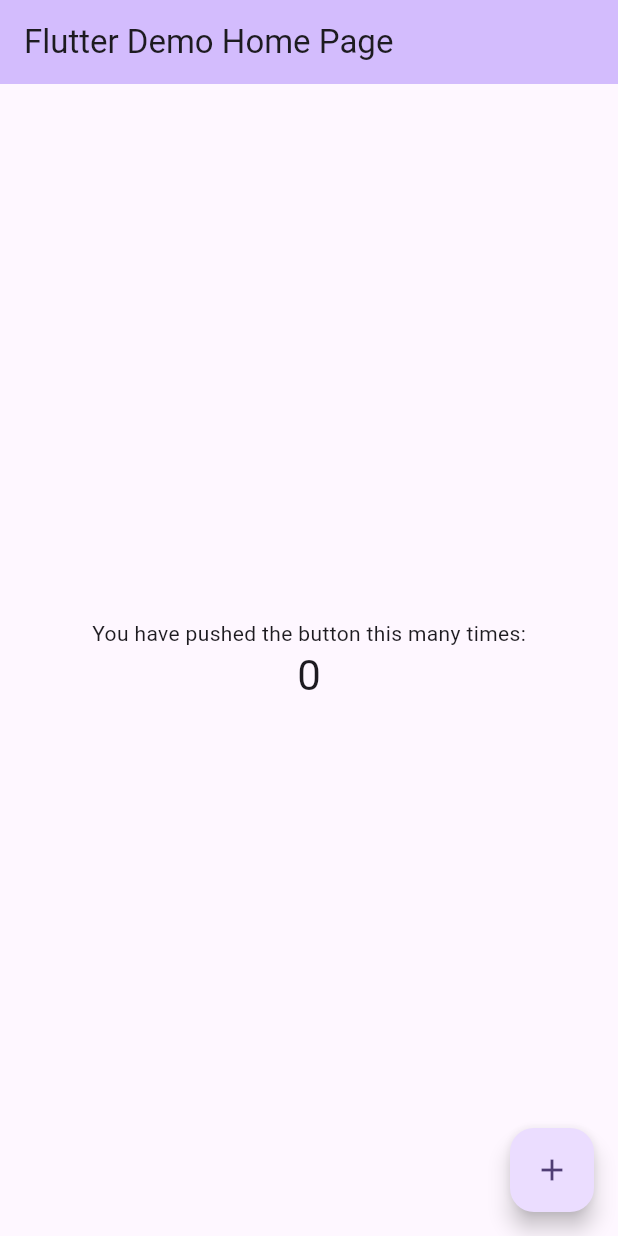
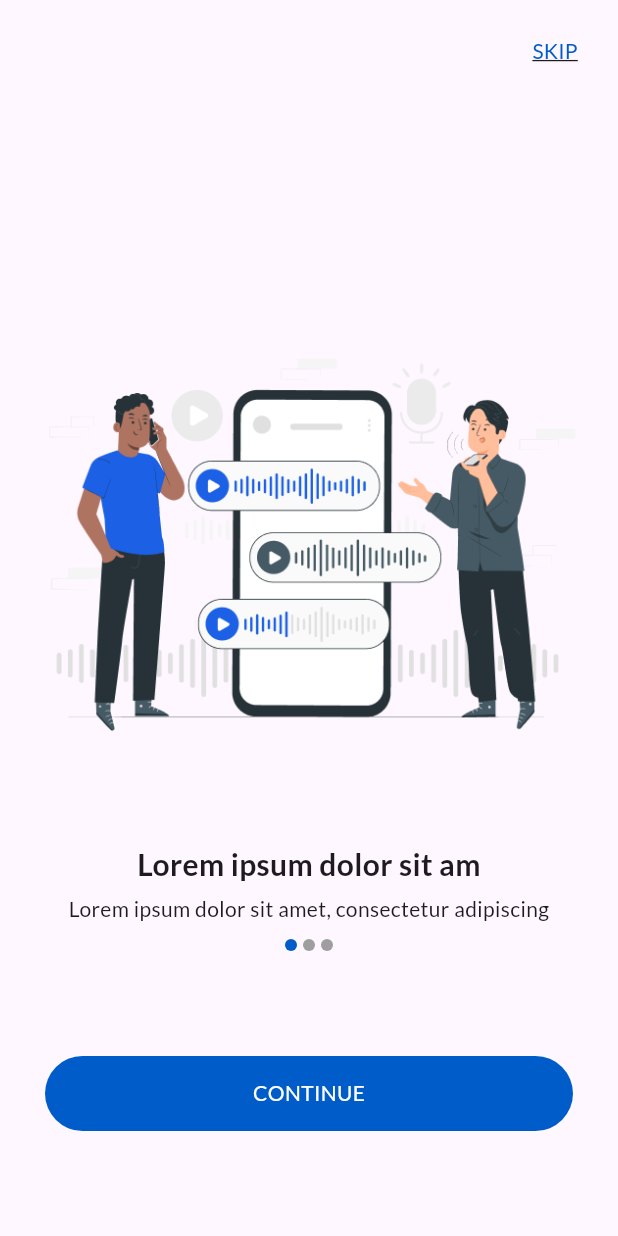
Before and after one commit to mavihS-0/FireApp, a Flutter app: the screen it shows after launch, on a phone screen of 412 x 824 dp. Run offline on Flutter 3.47's test engine with Material 2 defaults, Android fonts, the phone set to English and light mode, and no system bars; our stand-ins replace animated_splash_screen, get, google_fonts, page_transition.

Commit message:
splash done

```diff
--- /dev/null
+++ b/lib/Screens/Onboarding/signup.dart
@@ -0,0 +1,19 @@
+import 'package:flutter/material.dart';
+
+class SignUp extends StatefulWidget {
+  const SignUp({Key? key}) : super(key: key);
+
+  @override
+  State<SignUp> createState() => _SignUpState();
+}
+
+class _SignUpState extends State<SignUp> {
+  @override
+  Widget build(BuildContext context) {
+    return Scaffold(
+      appBar: AppBar(
+        title: Text('signup'),
+      ),
+    );
+  }
+}
--- /dev/null
+++ b/lib/Screens/splash_screen.dart
@@ -0,0 +1,88 @@
+import 'package:fire_app/Screens/Onboarding/signup.dart';
+import 'package:fire_app/Utils/custom_button.dart';
+import 'package:fire_app/constants.dart';
+import 'package:flutter/material.dart';
+import 'package:google_fonts/google_fonts.dart';
+import 'package:get/get.dart';
+
+class SplashScreen extends StatefulWidget {
+  const SplashScreen({Key? key}) : super(key: key);
+
+  @override
+  State<SplashScreen> createState() => _SplashScreenState();
+}
+
+class _SplashScreenState extends State<SplashScreen> {
+
+  final PageController _pageController = PageController();
+  List PageData = [
+    {'image' : 'assets/splash_pages/page1.png', 'title': 'Lorem ipsum dolor sit am',
+    'desc': 'Lorem ipsum dolor sit amet, consectetur adipiscing'},
+    {'image' : 'assets/splash_pages/page2.png', 'title': 'Lorem ipsum dolor sit am',
+      'desc': 'Lorem ipsum dolor sit amet, consectetur adipiscing'},
+    {'image' : 'assets/splash_pages/page3.png', 'title': 'Lorem ipsum dolor sit am',
+      'desc': 'Lorem ipsum dolor sit amet, consectetur adipiscing'}
+  ];
+  @override
+  Widget build(BuildContext context) {
+    return SafeArea(child: Scaffold(
+      body: Container(
+        margin: const EdgeInsets.all(10),
+        child: Column(
+          crossAxisAlignment: CrossAxisAlignment.center,
+          mainAxisAlignment: MainAxisAlignment.end,
+          children: [
+            Row(
+              crossAxisAlignment: CrossAxisAlignment.start,
+              mainAxisAlignment: MainAxisAlignment.end,
+              children: [
+                TextButton(onPressed: (){Get.to(SignUp());}, child: Text('SKIP',style: TextStyle(decoration: TextDecoration.underline, color: Constants.priColor ),))
+              ],
+            ),
+            Expanded(
+              child: PageView.builder(
+                  itemCount: 3,
+                  scrollDirection: Axis.horizontal,
+                  controller: _pageController,
+                  itemBuilder: (context,index){
+                    return Column(
+                      crossAxisAlignment: CrossAxisAlignment.center,
+                      mainAxisAlignment: MainAxisAlignment.end,
+                      children: [
+                        Image.asset(PageData[index]['image']),
+                        const SizedBox(height: 70,),
+                        Text(PageData[index]['title'],style: const TextStyle(
+                          fontSize: 20,
+                          fontWeight: FontWeight.bold,
+                        ),
+                        textAlign: TextAlign.center,),
+                        const SizedBox(height: 5,),
+                        Text(PageData[index]['desc'],textAlign: TextAlign.center,),
+                        const SizedBox(height: 10,),
+                        Row(
+                          mainAxisAlignment: MainAxisAlignment.center,
+                          children: List.generate(3, (index2) => Padding(
+                            padding: const EdgeInsets.symmetric(horizontal: 2),
+                            child: CircleAvatar(
+                              radius: 4,
+                              backgroundColor: index2==index ? Constants.priColor:Colors.grey[500],
+                            ),
+                          )),
+                        ),
+                        const SizedBox(height: 50,),
+                        CustomTextButton(title: 'CONTINUE', onPress: (){
+                          index ==2 ? Get.to(SignUp()) :
+                          _pageController.animateToPage((index+1)%3, duration: Duration(milliseconds: 300), curve: Curves.easeIn);
+                        }),
+                        const SizedBox(height: 40,)
+                      ],
+                    );
+                  },
+              ),
+            ),
+          ],
+        ),
+      ),
+    ));
+  }
+}
--- /dev/null
+++ b/lib/Utils/custom_button.dart
@@ -0,0 +1,28 @@
+import 'package:fire_app/constants.dart';
+import 'package:flutter/material.dart';
+
+class CustomTextButton extends StatelessWidget {
+  final Function() onPress;
+  final String title;
+  const CustomTextButton({Key? key,required this.title, required this.onPress,}) : super(key: key);
+
+  @override
+  Widget build(BuildContext context) {
+    return GestureDetector(
+      onTap: onPress,
+      child: Container(
+        height: 50,
+        width: double.infinity,
+        padding: const EdgeInsets.all(10),
+        margin: const EdgeInsets.all(20),
+        decoration: BoxDecoration(
+          color: Constants.priColor,
+          borderRadius: BorderRadius.circular(30),
+        ),
+        child: Center(child: Text(title,style: TextStyle(
+          color: Constants.secColor
+        ),)),
+      ),
+    );
+  }
+}
--- /dev/null
+++ b/lib/constants.dart
@@ -0,0 +1,6 @@
+import 'package:flutter/material.dart';
+
+class Constants{
+  static Color priColor = const Color(0xFF005CC9);
+  static Color secColor = const Color(0xFFFFFFFF);
+}
--- a/lib/main.dart
+++ b/lib/main.dart
@@ -1,4 +1,9 @@
+import 'package:fire_app/Screens/splash_screen.dart';
 import 'package:flutter/material.dart';
+import 'package:animated_splash_screen/animated_splash_screen.dart';
+import 'package:page_transition/page_transition.dart';
+import 'package:google_fonts/google_fonts.dart';
+import 'package:get/get.dart';
 
 void main() {
   runApp(const MyApp());
@@ -10,116 +15,20 @@ class MyApp extends StatelessWidget {
   // This widget is the root of your application.
   @override
   Widget build(BuildContext context) {
-    return MaterialApp(
+    return GetMaterialApp(
       title: 'Flutter Demo',
       theme: ThemeData(
-        // This is the theme of your application.
-        //
-        // TRY THIS: Try running your application with "flutter run". You'll see
-        // the application has a blue toolbar. Then, without quitting the app,
-        // try changing the seedColor in the colorScheme below to Colors.green
-        // and then invoke "hot reload" (save your changes or press the "hot
-        // reload" button in a Flutter-supported IDE, or press "r" if you used
-        // the command line to start the app).
-        //
-        // Notice that the counter didn't reset back to zero; the application
-        // state is not lost during the reload. To reset the state, use hot
-        // restart instead.
-        //
-        // This works for code too, not just values: Most code changes can be
-        // tested with just a hot reload.
+        fontFamily: GoogleFonts.lato().fontFamily,
         colorScheme: ColorScheme.fromSeed(seedColor: Colors.deepPurple),
         useMaterial3: true,
       ),
-      home: const MyHomePage(title: 'Flutter Demo Home Page'),
+      home: AnimatedSplashScreen(
+        duration: 2000,
+        nextScreen: const SplashScreen(),
+        splash: Image.asset('assets/flash_screen.png'),
+        splashTransition: SplashTransition.fadeTransition,
+        pageTransitionType: PageTransitionType.fade,
+      ),
     );
   }
 }
-
-class MyHomePage extends StatefulWidget {
-  const MyHomePage({super.key, required this.title});
-
-  // This widget is the home page of your application. It is stateful, meaning
-  // that it has a State object (defined below) that contains fields that affect
-  // how it looks.
-
-  // This class is the configuration for the state. It holds the values (in this
-  // case the title) provided by the parent (in this case the App widget) and
-  // used by the build method of the State. Fields in a Widget subclass are
-  // always marked "final".
-
-  final String title;
-
-  @override
-  State<MyHomePage> createState() => _MyHomePageState();
-}
-
-class _MyHomePageState extends State<MyHomePage> {
-  int _counter = 0;
-
-  void _incrementCounter() {
-    setState(() {
-      // This call to setState tells the Flutter framework that something has
-      // changed in this State, which causes it to rerun the build method below
-      // so that the display can reflect the updated values. If we changed
-      // _counter without calling setState(), then the build method would not be
-      // called again, and so nothing would appear to happen.
-      _counter++;
-    });
-  }
-
-  @override
-  Widget build(BuildContext context) {
-    // This method is rerun every time setState is called, for instance as done
-    // by the _incrementCounter method above.
-    //
-    // The Flutter framework has been optimized to make rerunning build methods
-    // fast, so that you can just rebuild anything that needs updating rather
-    // than having to individually change instances of widgets.
-    return Scaffold(
-      appBar: AppBar(
-        // TRY THIS: Try changing the color here to a specific color (to
-        // Colors.amber, perhaps?) and trigger a hot reload to see the AppBar
-        // change color while the other colors stay the same.
-        backgroundColor: Theme.of(context).colorScheme.inversePrimary,
-        // Here we take the value from the MyHomePage object that was created by
-        // the App.build method, and use it to set our appbar title.
-        title: Text(widget.title),
-      ),
-      body: Center(
-        // Center is a layout widget. It takes a single child and positions it
-        // in the middle of the parent.
-        child: Column(
-          // Column is also a layout widget. It takes a list of children and
-          // arranges them vertically. By default, it sizes itself to fit its
-          // children horizontally, and tries to be as tall as its parent.
-          //
-          // Column has various properties to control how it sizes itself and
-          // how it positions its children. Here we use mainAxisAlignment to
-          // center the children vertically; the main axis here is the vertical
-          // axis because Columns are vertical (the cross axis would be
-          // horizontal).
-          //
-          // TRY THIS: Invoke "debug painting" (choose the "Toggle Debug Paint"
-          // action in the IDE, or press "p" in the console), to see the
-          // wireframe for each widget.
-          mainAxisAlignment: MainAxisAlignment.center,
-          children: <Widget>[
-            const Text(
-              'You have pushed the button this many times:',
-            ),
-            Text(
-              '$_counter',
-              style: Theme.of(context).textTheme.headlineMedium,
-            ),
-          ],
-        ),
-      ),
-      floatingActionButton: FloatingActionButton(
-        onPressed: _incrementCounter,
-        tooltip: 'Increment',
-        child: const Icon(Icons.add),
-      ), // This trailing comma makes auto-formatting nicer for build methods.
-    );
-  }
-}
```
Also changed, not shown: pubspec.yaml (+8 -2 lines), assets/flash_screen.png (added), assets/icon.png (added), assets/splash_pages/page1.png (added), assets/splash_pages/page2.png (added), assets/splash_pages/page3.png (added), pubspec.lock.
